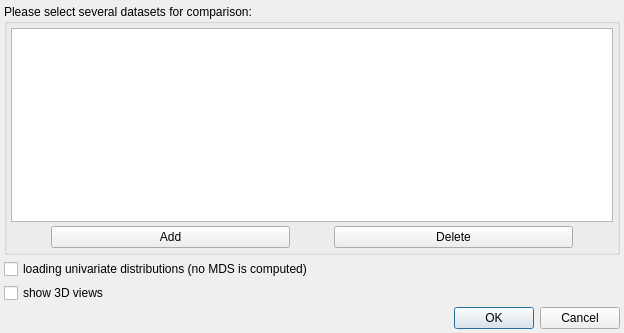
The window that modules/CompVis/CSVReader.ui (3dct/open_iA) describes before a commit, drawn with Qt 5.
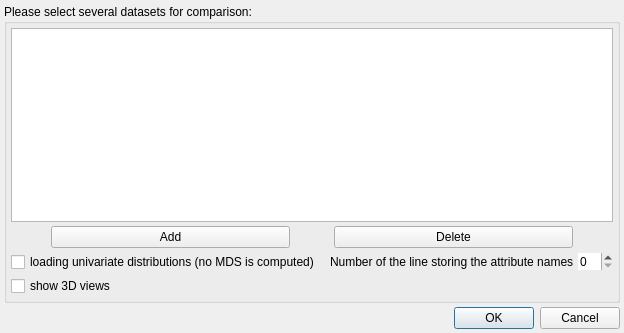
The same window after the commit.

Commit message: fixed some warnings, extended loading of csvs without label column and without attribute labels

```diff
--- a/modules/CompVis/CSVReader.ui
+++ b/modules/CompVis/CSVReader.ui
@@ -138,9 +138,10 @@
         </item>
        </layout>
       </item>
-     </layout>
-    </widget>
-   </item>
+      <item>
+       <layout class="QVBoxLayout" name="verticalLayout">
+        <item>
+         <layout class="QHBoxLayout" name="horizontalLayout_2">
    <item>
     <widget class="QCheckBox" name="noMDSCheckBox">
      <property name="text">
@@ -152,10 +153,68 @@
     </widget>
    </item>
    <item>
+           <spacer name="horizontalSpacer_4">
+            <property name="orientation">
+             <enum>Qt::Horizontal</enum>
+            </property>
+            <property name="sizeHint" stdset="0">
+             <size>
+              <width>40</width>
+              <height>20</height>
+             </size>
+            </property>
+           </spacer>
+          </item>
+          <item>
+           <widget class="QLabel" name="headerSpinBox_Label">
+            <property name="text">
+             <string>Number of the line storing the attribute names</string>
+            </property>
+           </widget>
+          </item>
+          <item>
+           <widget class="QSpinBox" name="headerPosition">
+            <property name="toolTip">
+             <string>Specify in which line (number) the attributes are located in the csv file.</string>
+            </property>
+            <property name="statusTip">
+             <string/>
+            </property>
+            <property name="whatsThis">
+             <string/>
+            </property>
+            <property name="autoFillBackground">
+             <bool>false</bool>
+            </property>
+            <property name="wrapping">
+             <bool>false</bool>
+            </property>
+            <property name="frame">
+             <bool>false</bool>
+            </property>
+            <property name="specialValueText">
+             <string/>
+            </property>
+            <property name="suffix">
+             <string/>
+            </property>
+            <property name="prefix">
+             <string/>
+            </property>
+           </widget>
+          </item>
+         </layout>
+        </item>
+        <item>
     <widget class="QCheckBox" name="show3DViewsCheckBox">
      <property name="text">
       <string>show 3D views</string>
      </property>
+         </widget>
+        </item>
+       </layout>
+      </item>
+     </layout>
     </widget>
    </item>
    <item>
```
Lines whose indentation alone changed are shown as unchanged. The commit also changes 25 other files.
